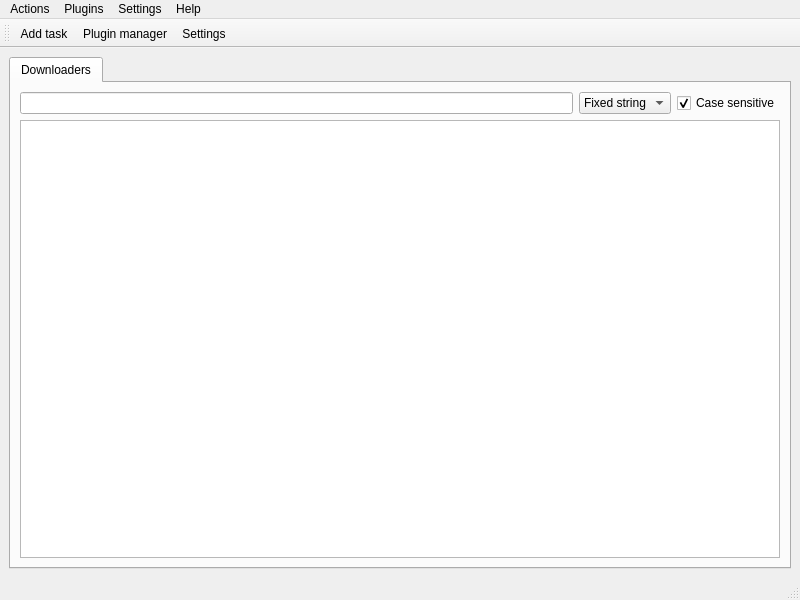
The window that src/leechcraft.ui (0xd34df00d/leechcraft) describes before a commit, drawn with Qt 5.
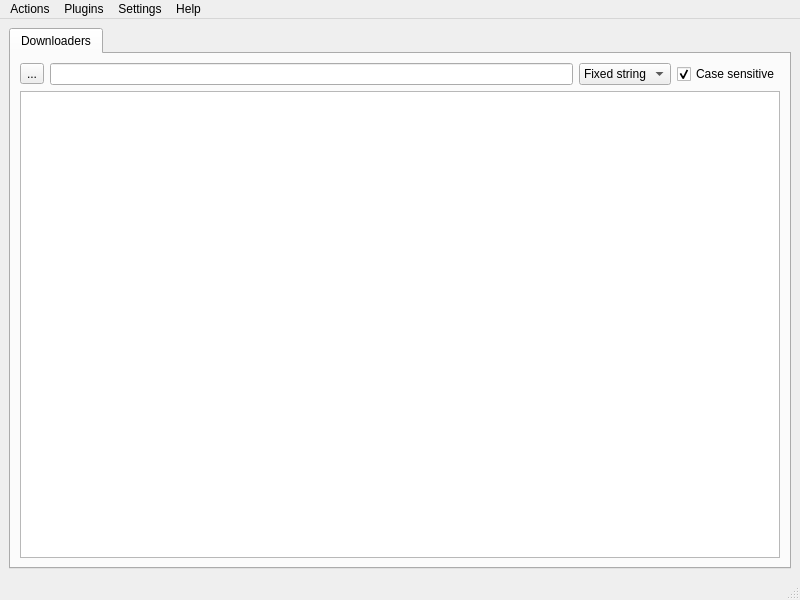
The same window after the commit. Icons and pictures are not drawn.

Commit message: + Core: Job Addition button is near the search line in Downloaders tab. - Core: Removed the toolbar with settings, plugin manager and job adder. + Interfaces: Documented all the interfaces except of signals they should   have. * Interfaces: Replaced all the AddJob functions with single one from   IDirectDownload, and it is in IDownload now. * Interfaces: Renamed DirectDownloadParams to   LeechCraft::DirectDownloadParams. * Interfaces: Severe changes. - Interfaces: Removed IDirectDownload. - Interfaces: Removed IPeer2PeerDownload. - Interfaces: Removed IEmbedModel.

What changed in the file:
```diff
--- a/src/leechcraft.ui
+++ b/src/leechcraft.ui
@@ -32,6 +32,13 @@
          <layout class="QVBoxLayout" name="PluginsStuff_" >
           <item>
            <layout class="QHBoxLayout" name="horizontalLayout" >
+            <item>
+             <widget class="QToolButton" name="AddTaskButton_" >
+              <property name="text" >
+               <string>...</string>
+              </property>
+             </widget>
+            </item>
             <item>
              <widget class="QLineEdit" name="FilterLine_" />
             </item>
@@ -141,20 +148,6 @@
    <addaction name="menuHelp" />
   </widget>
   <widget class="QStatusBar" name="statusbar" />
-  <widget class="QToolBar" name="Toolbar_" >
-   <property name="windowTitle" >
-    <string>toolBar</string>
-   </property>
-   <attribute name="toolBarArea" >
-    <enum>TopToolBarArea</enum>
-   </attribute>
-   <attribute name="toolBarBreak" >
-    <bool>false</bool>
-   </attribute>
-   <addaction name="ActionAddTask_" />
-   <addaction name="ActionPluginManager_" />
-   <addaction name="ActionSettings_" />
-  </widget>
   <action name="ActionAddTask_" >
    <property name="icon" >
     <iconset>
```
The commit also changes 26 other files.
